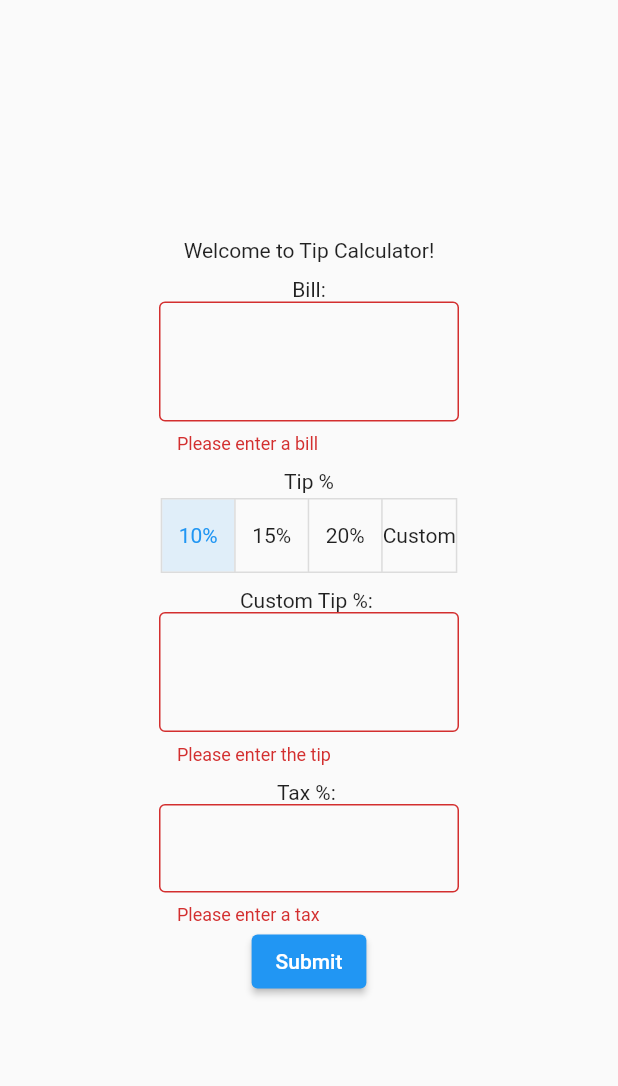
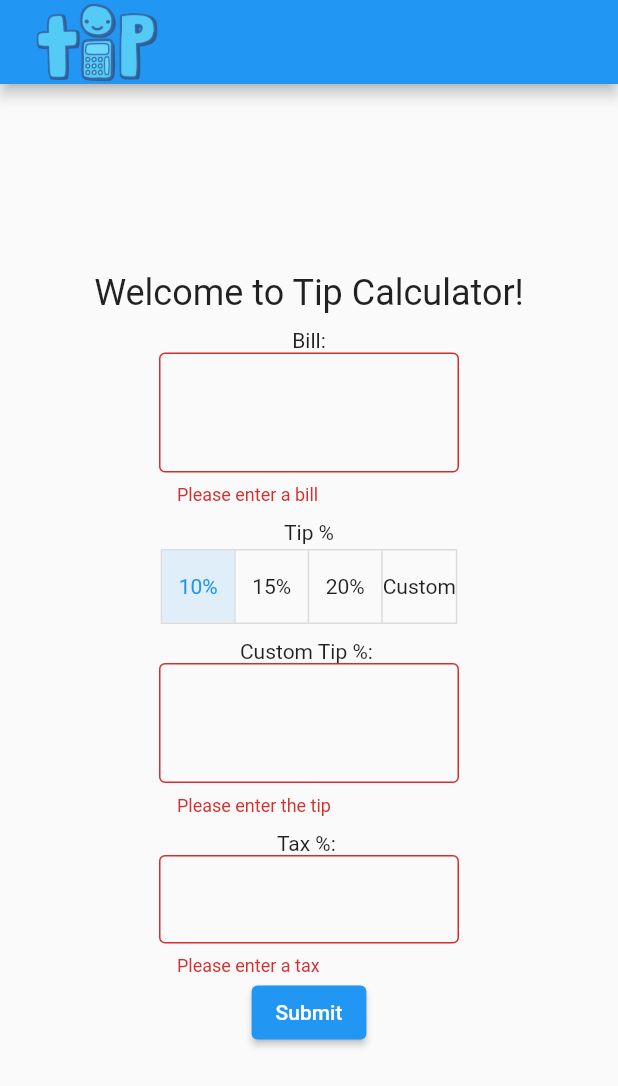
Before and after one commit to Bronx-Science/project-special-calculator-team-tip, a Flutter app: the screen it shows after launch, after a tap on "Submit", on a phone screen of 412 x 824 dp. Shown: the top 1086 px of the screen. Run offline on Flutter 3.47's test engine with Material 2 defaults, Android fonts, the phone set to English and light mode, and no system bars.

Commit message:
added logo

```diff
--- a/tip_calculator/lib/main.dart
+++ b/tip_calculator/lib/main.dart
@@ -12,20 +12,26 @@ class MyApp extends StatefulWidget {
 class _MyAppState extends State<MyApp> {
   @override
   Widget build(BuildContext context) {
-    return const MaterialApp(
+    return MaterialApp(
       home: Scaffold(
+        appBar: AppBar(
+          title: Image.asset('assets/tip_logo.png', height: 80),
+        ),
         body: Center(
           child: Column(
             mainAxisAlignment: MainAxisAlignment.center,
             crossAxisAlignment: CrossAxisAlignment.center,
             children: [
-          Text('Welcome to Tip Calculator!'),
-          //Spacer(flex: 1),
-          MyForm()
-          //placeholder widget
+              Text(
+                'Welcome to Tip Calculator!',
+                style: Theme.of(context).textTheme.headlineSmall,
+              ),
+              const MyForm(),
             ],
           ),
-    )));
+        ),
+      ),
+    );
   }
 }
 
@@ -148,9 +154,6 @@ class _MyFormState extends State<MyForm> {
                   // Process data.
                   calculateTotal();
                 }
-                print(bill);
-                print(tipPercent);
-                print(taxPercent);
               },
               child: const Text('Submit'),
             )),
--- a/tip_calculator/pubspec.yaml
+++ b/tip_calculator/pubspec.yaml
@@ -59,8 +59,8 @@ flutter:
   uses-material-design: true
 
   # To add assets to your application, add an assets section, like this:
-  # assets:
-  #   - images/a_dot_burr.jpeg
+  assets:
+  - assets/tip_logo.png
   #   - images/a_dot_ham.jpeg
 
   # An image asset can refer to one or more resolution-specific "variants", see
```
Also changed, not shown: tip_calculator/assets/tip_logo.png (added). Lines whose indentation alone changed are shown as unchanged.
